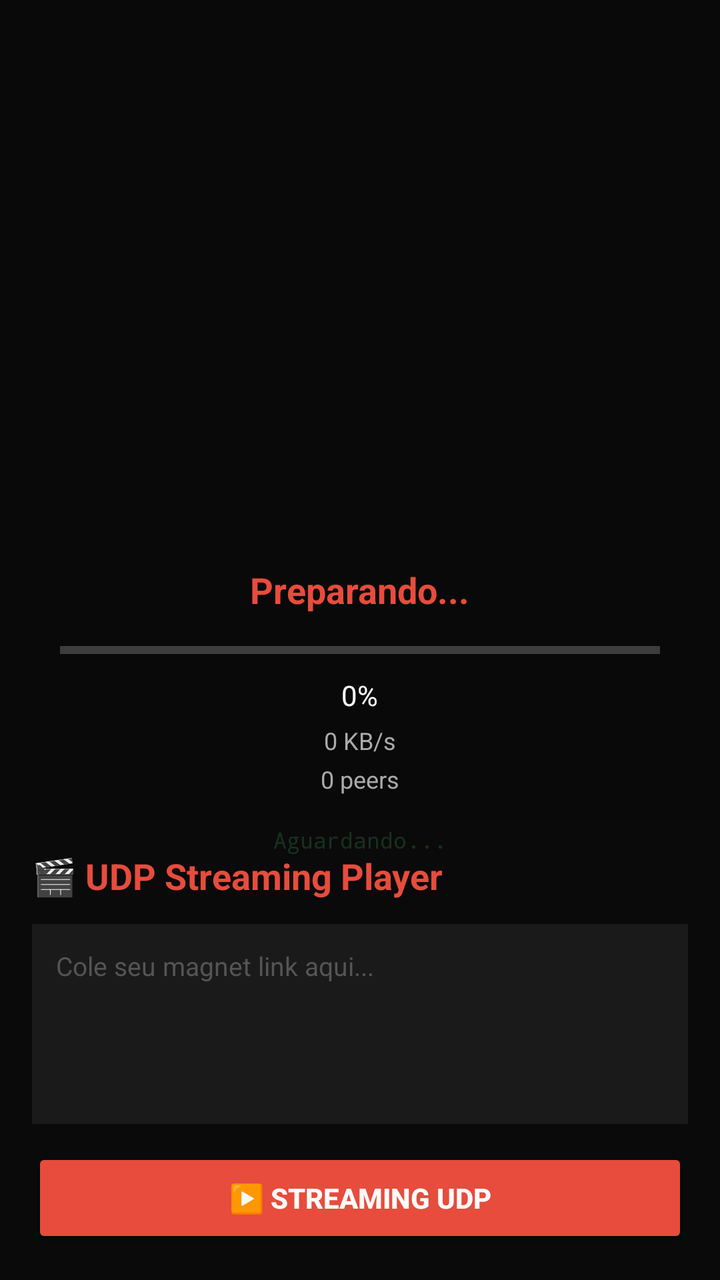
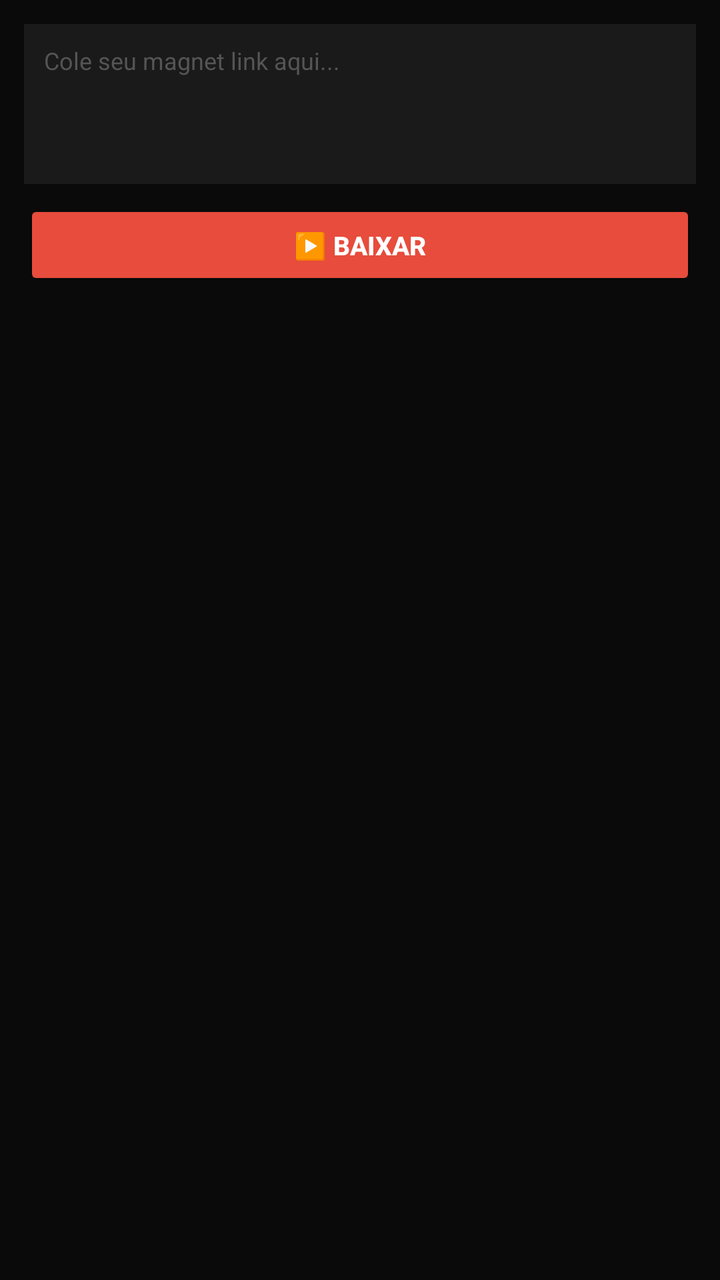

An Android layout rendered at two revisions. The XML below is the earlier revision; the diff shows what the commit changed to produce the second picture.
<!-- AndroidManifest.xml: application theme Theme.AppCompat.NoActionBar -->
<!-- res/layout/activity_main.xml -->
<?xml version="1.0" encoding="utf-8"?>
<FrameLayout xmlns:android="http://schemas.android.com/apk/res/android"
    xmlns:app="http://schemas.android.com/apk/res-auto"
    android:layout_width="match_parent"
    android:layout_height="match_parent"
    android:background="#0a0a0a">
    
    <androidx.media3.ui.PlayerView
        android:id="@+id/player_view"
        android:layout_width="match_parent"
        android:layout_height="match_parent"
        android:visibility="gone"
        app:show_buffering="when_playing"
        app:use_controller="true" />
    
    <LinearLayout
        android:id="@+id/loading_overlay"
        android:layout_width="match_parent"
        android:layout_height="match_parent"
        android:gravity="center"
        android:orientation="vertical"
        android:background="#dd0a0a0a"
        android:visibility="visible">
        
        <ProgressBar
            android:layout_width="50dp"
            android:layout_height="50dp"
            android:indeterminateTint="#e74c3c" />
        
        <TextView
            android:id="@+id/loading_title"
            android:layout_width="wrap_content"
            android:layout_height="wrap_content"
            android:layout_marginTop="20dp"
            android:text="Preparando..."
            android:textColor="#e74c3c"
            android:textSize="18sp"
            android:textStyle="bold" />
        
        <ProgressBar
            android:id="@+id/buffer_bar"
            style="?android:attr/progressBarStyleHorizontal"
            android:layout_width="match_parent"
            android:layout_height="6dp"
            android:layout_marginStart="30dp"
            android:layout_marginEnd="30dp"
            android:layout_marginTop="15dp"
            android:progressTint="#e74c3c" />
        
        <TextView
            android:id="@+id/loading_progress"
            android:layout_width="wrap_content"
            android:layout_height="wrap_content"
            android:layout_marginTop="10dp"
            android:text="0%"
            android:textColor="#fff"
            android:textSize="14sp" />
        
        <TextView
            android:id="@+id/loading_speed"
            android:layout_width="wrap_content"
            android:layout_height="wrap_content"
            android:layout_marginTop="5dp"
            android:text="0 KB/s"
            android:textColor="#aaa"
            android:textSize="12sp" />
        
        <TextView
            android:id="@+id/loading_peers"
            android:layout_width="wrap_content"
            android:layout_height="wrap_content"
            android:layout_marginTop="3dp"
            android:text="0 peers"
            android:textColor="#aaa"
            android:textSize="12sp" />
        
        <TextView
            android:id="@+id/loading_status"
            android:layout_width="wrap_content"
            android:layout_height="wrap_content"
            android:layout_marginTop="15dp"
            android:text="Aguardando..."
            android:textColor="#4ecb71"
            android:textSize="11sp"
            android:fontFamily="monospace" />
    </LinearLayout>
    
    <LinearLayout
        android:id="@+id/control_panel"
        android:layout_width="match_parent"
        android:layout_height="wrap_content"
        android:layout_gravity="bottom"
        android:orientation="vertical"
        android:padding="16dp"
        android:background="#cc0a0a0a">
        
        <TextView
            android:layout_width="wrap_content"
            android:layout_height="wrap_content"
            android:text="🎬 UDP Streaming Player"
            android:textColor="#e74c3c"
            android:textSize="18sp"
            android:textStyle="bold"
            android:layout_marginBottom="12dp" />
        
        <EditText
            android:id="@+id/magnet_input"
            android:layout_width="match_parent"
            android:layout_height="100dp"
            android:background="#1a1a1a"
            android:gravity="top"
            android:hint="Cole seu magnet link aqui..."
            android:textColorHint="#555"
            android:inputType="textMultiLine"
            android:padding="12dp"
            android:textColor="#fff"
            android:textSize="13sp" />
        
        <Button
            android:id="@+id/btn_play"
            android:layout_width="match_parent"
            android:layout_height="50dp"
            android:layout_marginTop="12dp"
            android:backgroundTint="#e74c3c"
            android:text="▶️ STREAMING UDP"
            android:textColor="#fff"
            android:textStyle="bold" />
        
        <LinearLayout
            android:id="@+id/stats_row"
            android:layout_width="match_parent"
            android:layout_height="wrap_content"
            android:layout_marginTop="12dp"
            android:orientation="horizontal"
            android:visibility="gone">
            
            <LinearLayout
                android:layout_width="0dp"
                android:layout_height="wrap_content"
                android:layout_weight="1"
                android:gravity="center"
                android:orientation="vertical"
                android:background="#1a1a1a"
                android:padding="8dp"
                android:layout_marginLeft="2dp"
                android:layout_marginRight="2dp">
                <TextView android:id="@+id/stat_progress" android:layout_width="wrap_content" android:layout_height="wrap_content" android:text="0%" android:textColor="#e74c3c" android:textSize="16sp" android:textStyle="bold" />
                <TextView android:layout_width="wrap_content" android:layout_height="wrap_content" android:text="Progresso" android:textColor="#888" android:textSize="10sp" />
            </LinearLayout>
            
            <LinearLayout
                android:layout_width="0dp"
                android:layout_height="wrap_content"
                android:layout_weight="1"
                android:gravity="center"
                android:orientation="vertical"
                android:background="#1a1a1a"
                android:padding="8dp"
                android:layout_marginLeft="2dp"
                android:layout_marginRight="2dp">
                <TextView android:id="@+id/stat_speed" android:layout_width="wrap_content" android:layout_height="wrap_content" android:text="0 KB/s" android:textColor="#e74c3c" android:textSize="16sp" android:textStyle="bold" />
                <TextView android:layout_width="wrap_content" android:layout_height="wrap_content" android:text="Velocidade" android:textColor="#888" android:textSize="10sp" />
            </LinearLayout>
            
            <LinearLayout
                android:layout_width="0dp"
                android:layout_height="wrap_content"
                android:layout_weight="1"
                android:gravity="center"
                android:orientation="vertical"
                android:background="#1a1a1a"
                android:padding="8dp"
                android:layout_marginLeft="2dp"
                android:layout_marginRight="2dp">
                <TextView android:id="@+id/stat_peers" android:layout_width="wrap_content" android:layout_height="wrap_content" android:text="0" android:textColor="#e74c3c" android:textSize="16sp" android:textStyle="bold" />
                <TextView android:layout_width="wrap_content" android:layout_height="wrap_content" android:text="Peers UDP" android:textColor="#888" android:textSize="10sp" />
            </LinearLayout>
        </LinearLayout>
        
        <Button
            android:id="@+id/btn_stop"
            android:layout_width="match_parent"
            android:layout_height="50dp"
            android:layout_marginTop="8dp"
            android:backgroundTint="#555555"
            android:text="⏹️ PARAR"
            android:textColor="#fff"
            android:textStyle="bold"
            android:visibility="gone" />
    </LinearLayout>
    
</FrameLayout>
<!-- resources referenced by this layout -->
<resources>

</resources>

<!-- the commit's change to res/layout/activity_main.xml (unified diff, before → after) -->
@@ -1,136 +1,118 @@
 <?xml version="1.0" encoding="utf-8"?>
-<FrameLayout xmlns:android="http://schemas.android.com/apk/res/android"
+<LinearLayout xmlns:android="http://schemas.android.com/apk/res/android"
     xmlns:app="http://schemas.android.com/apk/res-auto"
     android:layout_width="match_parent"
     android:layout_height="match_parent"
+    android:orientation="vertical"
     android:background="#0a0a0a">
     
     <androidx.media3.ui.PlayerView
         android:id="@+id/player_view"
         android:layout_width="match_parent"
-        android:layout_height="match_parent"
+        android:layout_height="0dp"
+        android:layout_weight="1"
         android:visibility="gone"
         app:show_buffering="when_playing"
         app:use_controller="true" />
     
-    <LinearLayout
-        android:id="@+id/loading_overlay"
+    <ScrollView
+        android:id="@+id/log_scroll"
         android:layout_width="match_parent"
-        android:layout_height="match_parent"
-        android:gravity="center"
-        android:orientation="vertical"
-        android:background="#dd0a0a0a"
-        android:visibility="visible">
-        
-        <ProgressBar
-            android:layout_width="50dp"
-            android:layout_height="50dp"
-            android:indeterminateTint="#e74c3c" />
+        android:layout_height="0dp"
+        android:layout_weight="1"
+        android:background="#0d0d0d"
+        android:padding="8dp"
+        android:visibility="gone">
         
         <TextView
-            android:id="@+id/loading_title"
-            android:layout_width="wrap_content"
+            android:id="@+id/log_text"
+            android:layout_width="match_parent"
             android:layout_height="wrap_content"
-            android:layout_marginTop="20dp"
-            android:text="Preparando..."
-            android:textColor="#e74c3c"
-            android:textSize="18sp"
-            android:textStyle="bold" />
+            android:textColor="#4ecb71"
+            android:textSize="10sp"
+            android:fontFamily="monospace"
+            android:text="Log..." />
+    </ScrollView>
+    
+    <LinearLayout
+        android:id="@+id/control_panel"
+        android:layout_width="match_parent"
+        android:layout_height="wrap_content"
+        android:orientation="vertical"
+        android:padding="12dp"
+        android:background="#cc0a0a0a">
+        
+        <EditText
+            android:id="@+id/magnet_input"
+            android:layout_width="match_parent"
+            android:layout_height="80dp"
+            android:background="#1a1a1a"
+            android:gravity="top"
+            android:hint="Cole seu magnet link aqui..."
+            android:textColorHint="#555"
+            android:inputType="textMultiLine"
+            android:padding="10dp"
+            android:textColor="#fff"
+            android:textSize="12sp" />
+        
+        <LinearLayout
+            android:layout_width="match_parent"
+            android:layout_height="wrap_content"
+            android:orientation="horizontal"
+            android:layout_marginTop="8dp">
+            
+            <Button
+                android:id="@+id/btn_play"
+                android:layout_width="0dp"
+                android:layout_height="45dp"
+                android:layout_weight="1"
+                android:backgroundTint="#e74c3c"
+                android:text="▶️ BAIXAR"
+                android:textColor="#fff"
+                android:textStyle="bold"
+                android:textSize="13sp" />
+            
+            <Button
+                android:id="@+id/btn_watch"
+                android:layout_width="0dp"
+                android:layout_height="45dp"
+                android:layout_weight="1"
+                android:layout_marginStart="6dp"
+                android:backgroundTint="#4ecb71"
+                android:text="🎬 ASSISTIR"
+                android:textColor="#000"
+                android:textStyle="bold"
+                android:textSize="13sp"
+                android:visibility="gone" />
+            
+            <Button
+                android:id="@+id/btn_stop"
+                android:layout_width="0dp"
+                android:layout_height="45dp"
+                android:layout_weight="1"
+                android:layout_marginStart="6dp"
+                android:backgroundTint="#555"
+                android:text="⏹️ PARAR"
+                android:textColor="#fff"
+                android:textStyle="bold"
+                android:textSize="13sp"
+                android:visibility="gone" />
+        </LinearLayout>
         
         <ProgressBar
             android:id="@+id/buffer_bar"
             style="?android:attr/progressBarStyleHorizontal"
             android:layout_width="match_parent"
-            android:layout_height="6dp"
-            android:layout_marginStart="30dp"
-            android:layout_marginEnd="30dp"
-            android:layout_marginTop="15dp"
-            android:progressTint="#e74c3c" />
-        
-        <TextView
-            android:id="@+id/loading_progress"
-            android:layout_width="wrap_content"
-            android:layout_height="wrap_content"
-            android:layout_marginTop="10dp"
-            android:text="0%"
-            android:textColor="#fff"
-            android:textSize="14sp" />
-        
-        <TextView
-            android:id="@+id/loading_speed"
-            android:layout_width="wrap_content"
-            android:layout_height="wrap_content"
-            android:layout_marginTop="5dp"
-            android:text="0 KB/s"
-            android:textColor="#aaa"
-            android:textSize="12sp" />
-        
-        <TextView
-            android:id="@+id/loading_peers"
-            android:layout_width="wrap_content"
-            android:layout_height="wrap_content"
-            android:layout_marginTop="3dp"
-            android:text="0 peers"
-            android:textColor="#aaa"
-            android:textSize="12sp" />
-        
-        <TextView
-            android:id="@+id/loading_status"
-            android:layout_width="wrap_content"
-            android:layout_height="wrap_content"
-            android:layout_marginTop="15dp"
-            android:text="Aguardando..."
-            android:textColor="#4ecb71"
-            android:textSize="11sp"
-            android:fontFamily="monospace" />
-    </LinearLayout>
-    
-    <LinearLayout
-        android:id="@+id/control_panel"
-        android:layout_width="match_parent"
-        android:layout_height="wrap_content"
-        android:layout_gravity="bottom"
-        android:orientation="vertical"
-        android:padding="16dp"
-        android:background="#cc0a0a0a">
-        
-        <TextView
-            android:layout_width="wrap_content"
-            android:layout_height="wrap_content"
-            android:text="🎬 UDP Streaming Player"
-            android:textColor="#e74c3c"
-            android:textSize="18sp"
-            android:textStyle="bold"
-            android:layout_marginBottom="12dp" />
-        
-        <EditText
-            android:id="@+id/magnet_input"
-            android:layout_width="match_parent"
-            android:layout_height="100dp"
-            android:background="#1a1a1a"
-            android:gravity="top"
-            android:hint="Cole seu magnet link aqui..."
-            android:textColorHint="#555"
-            android:inputType="textMultiLine"
-            android:padding="12dp"
-            android:textColor="#fff"
-            android:textSize="13sp" />
-        
-        <Button
-            android:id="@+id/btn_play"
-            android:layout_width="match_parent"
-            android:layout_height="50dp"
-            android:layout_marginTop="12dp"
-            android:backgroundTint="#e74c3c"
-            android:text="▶️ STREAMING UDP"
-            android:textColor="#fff"
-            android:textStyle="bold" />
+            android:layout_height="5dp"
+            android:layout_marginTop="8dp"
+            android:progressTint="#e74c3c"
+            android:visibility="gone" />
         
         <LinearLayout
             android:id="@+id/stats_row"
             android:layout_width="match_parent"
             android:layout_height="wrap_content"
-            android:layout_marginTop="12dp"
+            android:layout_marginTop="8dp"
             android:orientation="horizontal"
             android:visibility="gone">
             
@@ -141,11 +123,11 @@
                 android:gravity="center"
                 android:orientation="vertical"
                 android:background="#1a1a1a"
-                android:padding="8dp"
+                android:padding="6dp"
                 android:layout_marginLeft="2dp"
                 android:layout_marginRight="2dp">
-                <TextView android:id="@+id/stat_progress" android:layout_width="wrap_content" android:layout_height="wrap_content" android:text="0%" android:textColor="#e74c3c" android:textSize="16sp" android:textStyle="bold" />
-                <TextView android:layout_width="wrap_content" android:layout_height="wrap_content" android:text="Progresso" android:textColor="#888" android:textSize="10sp" />
+                <TextView android:id="@+id/stat_progress" android:layout_width="wrap_content" android:layout_height="wrap_content" android:text="0%" android:textColor="#e74c3c" android:textSize="14sp" android:textStyle="bold" />
+                <TextView android:layout_width="wrap_content" android:layout_height="wrap_content" android:text="Progresso" android:textColor="#888" android:textSize="9sp" />
             </LinearLayout>
             
             <LinearLayout
@@ -155,11 +137,11 @@
                 android:gravity="center"
                 android:orientation="vertical"
                 android:background="#1a1a1a"
-                android:padding="8dp"
+                android:padding="6dp"
                 android:layout_marginLeft="2dp"
                 android:layout_marginRight="2dp">
-                <TextView android:id="@+id/stat_speed" android:layout_width="wrap_content" android:layout_height="wrap_content" android:text="0 KB/s" android:textColor="#e74c3c" android:textSize="16sp" android:textStyle="bold" />
-                <TextView android:layout_width="wrap_content" android:layout_height="wrap_content" android:text="Velocidade" android:textColor="#888" android:textSize="10sp" />
+                <TextView android:id="@+id/stat_speed" android:layout_width="wrap_content" android:layout_height="wrap_content" android:text="0 KB/s" android:textColor="#e74c3c" android:textSize="14sp" android:textStyle="bold" />
+                <TextView android:layout_width="wrap_content" android:layout_height="wrap_content" android:text="Velocidade" android:textColor="#888" android:textSize="9sp" />
             </LinearLayout>
             
             <LinearLayout
@@ -169,24 +151,13 @@
                 android:gravity="center"
                 android:orientation="vertical"
                 android:background="#1a1a1a"
-                android:padding="8dp"
+                android:padding="6dp"
                 android:layout_marginLeft="2dp"
                 android:layout_marginRight="2dp">
-                <TextView android:id="@+id/stat_peers" android:layout_width="wrap_content" android:layout_height="wrap_content" android:text="0" android:textColor="#e74c3c" android:textSize="16sp" android:textStyle="bold" />
-                <TextView android:layout_width="wrap_content" android:layout_height="wrap_content" android:text="Peers UDP" android:textColor="#888" android:textSize="10sp" />
+                <TextView android:id="@+id/stat_peers" android:layout_width="wrap_content" android:layout_height="wrap_content" android:text="0" android:textColor="#e74c3c" android:textSize="14sp" android:textStyle="bold" />
+                <TextView android:layout_width="wrap_content" android:layout_height="wrap_content" android:text="Peers UDP" android:textColor="#888" android:textSize="9sp" />
             </LinearLayout>
         </LinearLayout>
-        
-        <Button
-            android:id="@+id/btn_stop"
-            android:layout_width="match_parent"
-            android:layout_height="50dp"
-            android:layout_marginTop="8dp"
-            android:backgroundTint="#555555"
-            android:text="⏹️ PARAR"
-            android:textColor="#fff"
-            android:textStyle="bold"
-            android:visibility="gone" />
     </LinearLayout>
     
-</FrameLayout>
+</LinearLayout>
